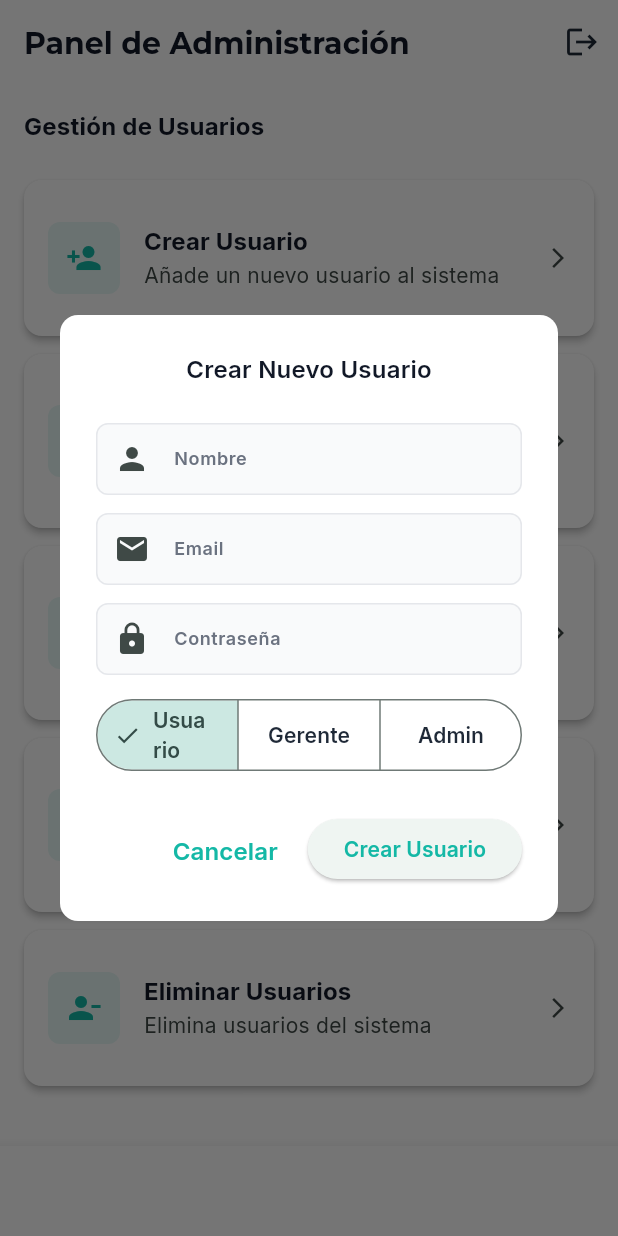
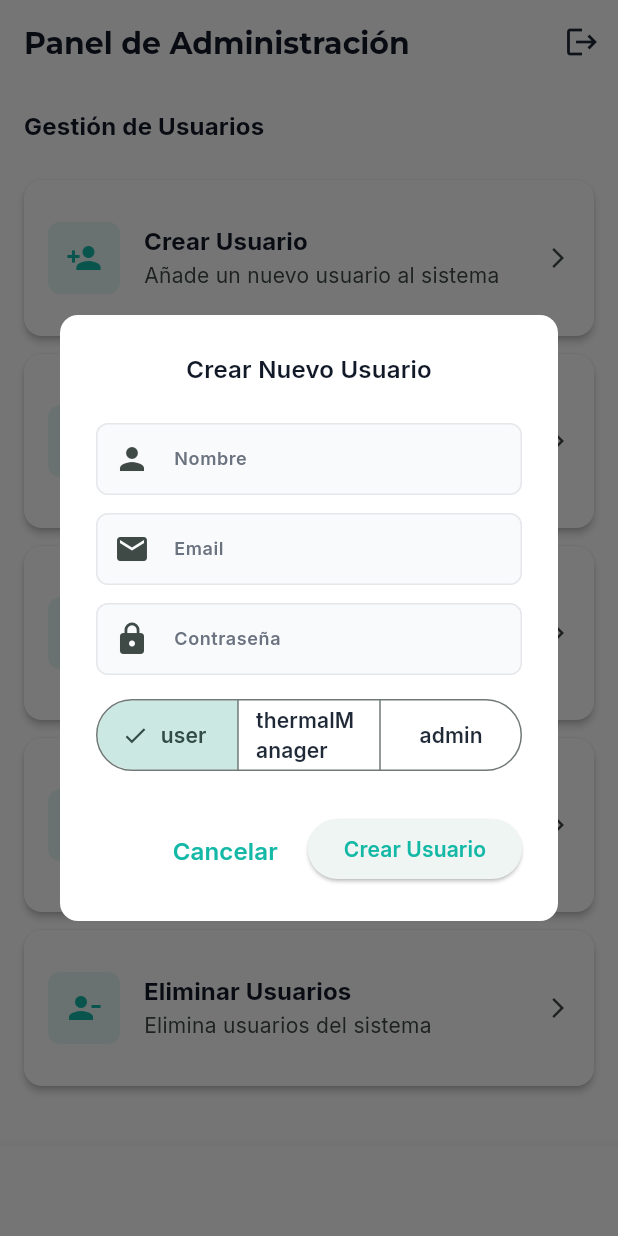
Before and after one commit to MrCaride/Ourense_Termal, a Flutter app: the AdminScreen screen opened directly with empty values, item 2 of the bottom bar chosen, after a tap on "Crear Usuario", on a phone screen of 412 x 824 dp. Run offline on Flutter 3.47's test engine with Material 3 defaults, Android fonts, the phone set to English and light mode, and no system bars; our stand-ins replace cloud_firestore, firebase_auth, firebase_core, flutter_map, geolocator, google_fonts and 5 more; missing offline and left inert: dart:html, flutter_map_cancellable_tile_provider, mobile_scanner; accounts and stored records are empty.

Commit message:
limpieza código roles

```diff
--- a/lib/models/user_model.dart
+++ b/lib/models/user_model.dart
@@ -41,7 +41,7 @@ class User {
   int level;
   DateTime joinedDate;
   UserRole role;
-  String? thermalPointId; // Para gerentes de termas
+  String? thermalPointId; // Para thermalManager
   List<AchievementBadge> badges;
   List<RedeemedReward> redeemedRewards;
 
--- a/lib/models/user_role.dart
+++ b/lib/models/user_role.dart
@@ -1,31 +1,31 @@
-/// Enumeración que define los roles disponibles en la aplicación
+/// Enumeración que define los roles disponibles en la aplicación.
+///
+/// Los valores canónicos son `user`, `thermalManager` y `admin`.
 enum UserRole {
-  user,           // Usuario normal con acceso a mapas, rutas y recompensas
-  thermalManager, // Gerente de termas con acceso a QR check-in y gestión de imágenes
-  admin,          // Administrador con acceso completo a gestión de termas, usuarios y recompensas
+  user,
+  thermalManager,
+  admin;
 
-  ;
-
-  /// Convierte un string a UserRole
+  /// Convierte un string a UserRole.
+  ///
+  /// Se mantiene compatibilidad con algunos valores antiguos para no romper
+  /// usuarios ya guardados en Firebase o SQLite.
   static UserRole fromString(String value) {
     final normalized = value.trim().toLowerCase();
 
-    switch (normalized) {
-      case 'user':
-        return UserRole.user;
-      case 'gerente':
-      case 'manager':
-      case 'thermal_manager':
-      case 'thermal-manager':
-      case 'thermalManager':
-      case 'thermalmanager':
-        return UserRole.thermalManager;
-      case 'admin':
-      case 'administrator':
-        return UserRole.admin;
-      default:
-        return UserRole.user;
+    if (normalized == 'user') {
+      return UserRole.user;
     }
+
+    if (normalized == 'thermalmanager') {
+      return UserRole.thermalManager;
+    }
+
+    if (normalized == 'admin') {
+      return UserRole.admin;
+    }
+
+    return UserRole.user;
   }
 }
 
@@ -34,11 +34,11 @@ extension UserRoleExtension on UserRole {
   String getDisplayName() {
     switch (this) {
       case UserRole.user:
-        return 'Usuario';
+        return 'user';
       case UserRole.thermalManager:
-        return 'Gerente de Termas';
+        return 'thermalManager';
       case UserRole.admin:
-        return 'Administrador';
+        return 'admin';
     }
   }
 
--- a/lib/screens/admin_screen.dart
+++ b/lib/screens/admin_screen.dart
@@ -1416,15 +1416,15 @@ class _AdminScreenState extends State<AdminScreen> {
                     segments: const <ButtonSegment<UserRole>>[
                       ButtonSegment<UserRole>(
                         value: UserRole.user,
-                        label: Text('Usuario'),
+                        label: Text('user'),
                       ),
                       ButtonSegment<UserRole>(
                         value: UserRole.thermalManager,
-                        label: Text('Gerente'),
+                        label: Text('thermalManager'),
                       ),
                       ButtonSegment<UserRole>(
                         value: UserRole.admin,
-                        label: Text('Admin'),
+                        label: Text('admin'),
                       ),
                     ],
                     selected: <UserRole>{selectedRole},
@@ -1814,7 +1814,7 @@ class _AdminScreenState extends State<AdminScreen> {
               ),
               const SizedBox(height: 8),
               Text(
-                'Gerente: $managerName',
+                'thermalManager: $managerName',
                 style: Theme.of(context).textTheme.bodyMedium,
               ),
               const SizedBox(height: 24),
--- a/lib/services/user_data_service.dart
+++ b/lib/services/user_data_service.dart
@@ -478,7 +478,7 @@ class UserDataService {
     }
   }
 
-  // Asignar un punto termal a un gerente
+  // Asignar un punto termal a un thermalManager
   Future<void> assignThermalPointToManager(String managerId, String? thermalPointId) async {
     await _firestore.collection('users').doc(managerId).update({
       'thermalPointId': thermalPointId,
@@ -545,7 +545,7 @@ class UserDataService {
       return ThermalPointAssignmentRequest(
         id: doc.id,
         managerId: data['managerId'] as String? ?? doc.id,
-        managerName: data['managerName'] as String? ?? 'Gerente',
+        managerName: data['managerName'] as String? ?? 'thermalManager',
         thermalPointId: data['thermalPointId'] as String? ?? '',
         requestedAt: requestedAt is Timestamp
             ? requestedAt.toDate()
```
